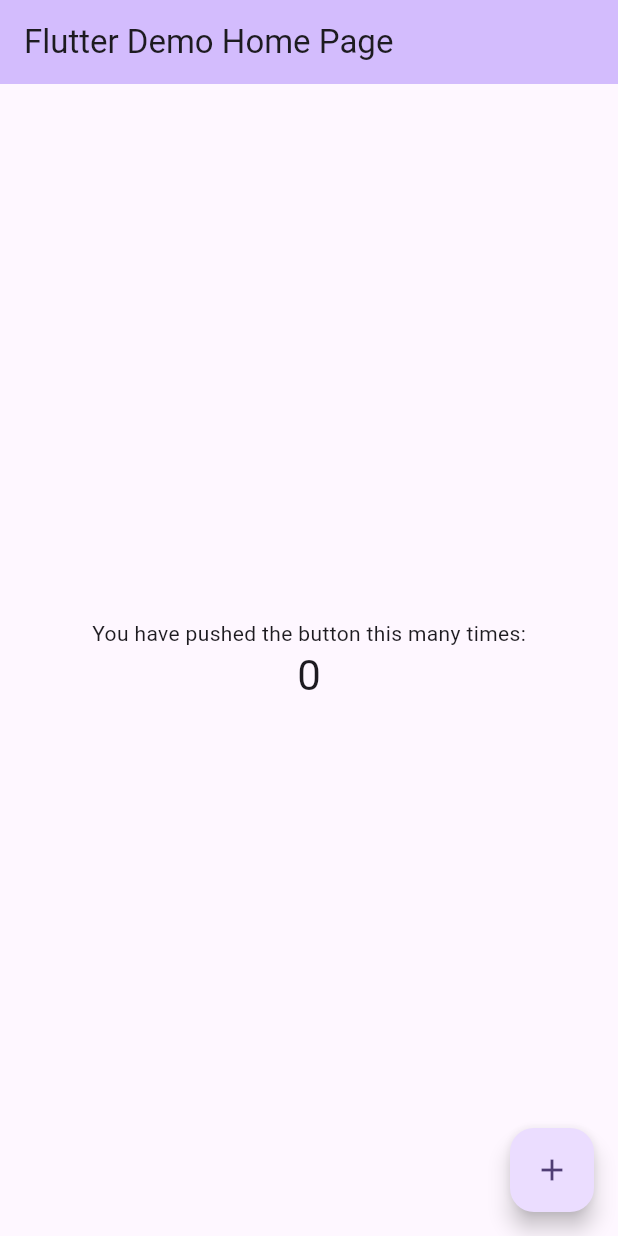
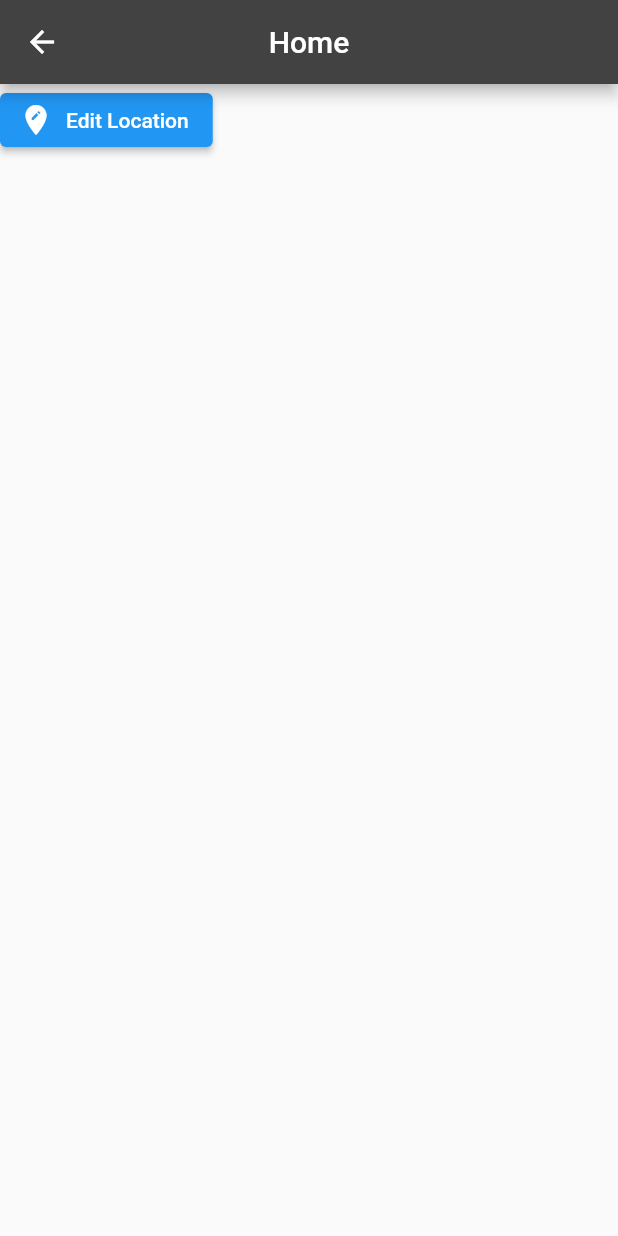
Before and after one commit to WeiBoHaung/FlutterLearn, a Flutter app: the screen it shows after launch, on a phone screen of 412 x 824 dp. Run offline on Flutter 3.47's test engine with Material 2 defaults, Android fonts, the phone set to English and light mode, and no system bars.

Commit message:
第一次上傳

```diff
--- a/lib/main.dart
+++ b/lib/main.dart
@@ -1,125 +1,15 @@
 import 'package:flutter/material.dart';
+import 'package:flutter_learn/pages/home.dart';
+import 'package:flutter_learn/pages/choose_location.dart';
+import 'package:flutter_learn/pages/loading.dart';
 
 void main() {
-  runApp(const MyApp());
+  runApp(MaterialApp(
+    initialRoute: '/home',
+    routes: {
+      '/': (context) => Loading(),
+      '/home': (context) => Home(),
+      '/location': (context) => Choose_Location(),
+    },
+  ));
 }
-
-class MyApp extends StatelessWidget {
-  const MyApp({super.key});
-
-  // This widget is the root of your application.
-  @override
-  Widget build(BuildContext context) {
-    return MaterialApp(
-      title: 'Flutter Demo',
-      theme: ThemeData(
-        // This is the theme of your application.
-        //
-        // TRY THIS: Try running your application with "flutter run". You'll see
-        // the application has a blue toolbar. Then, without quitting the app,
-        // try changing the seedColor in the colorScheme below to Colors.green
-        // and then invoke "hot reload" (save your changes or press the "hot
-        // reload" button in a Flutter-supported IDE, or press "r" if you used
-        // the command line to start the app).
-        //
-        // Notice that the counter didn't reset back to zero; the application
-        // state is not lost during the reload. To reset the state, use hot
-        // restart instead.
-        //
-        // This works for code too, not just values: Most code changes can be
-        // tested with just a hot reload.
-        colorScheme: ColorScheme.fromSeed(seedColor: Colors.deepPurple),
-        useMaterial3: true,
-      ),
-      home: const MyHomePage(title: 'Flutter Demo Home Page'),
-    );
-  }
-}
-
-class MyHomePage extends StatefulWidget {
-  const MyHomePage({super.key, required this.title});
-
-  // This widget is the home page of your application. It is stateful, meaning
-  // that it has a State object (defined below) that contains fields that affect
-  // how it looks.
-
-  // This class is the configuration for the state. It holds the values (in this
-  // case the title) provided by the parent (in this case the App widget) and
-  // used by the build method of the State. Fields in a Widget subclass are
-  // always marked "final".
-
-  final String title;
-
-  @override
-  State<MyHomePage> createState() => _MyHomePageState();
-}
-
-class _MyHomePageState extends State<MyHomePage> {
-  int _counter = 0;
-
-  void _incrementCounter() {
-    setState(() {
-      // This call to setState tells the Flutter framework that something has
-      // changed in this State, which causes it to rerun the build method below
-      // so that the display can reflect the updated values. If we changed
-      // _counter without calling setState(), then the build method would not be
-      // called again, and so nothing would appear to happen.
-      _counter++;
-    });
-  }
-
-  @override
-  Widget build(BuildContext context) {
-    // This method is rerun every time setState is called, for instance as done
-    // by the _incrementCounter method above.
-    //
-    // The Flutter framework has been optimized to make rerunning build methods
-    // fast, so that you can just rebuild anything that needs updating rather
-    // than having to individually change instances of widgets.
-    return Scaffold(
-      appBar: AppBar(
-        // TRY THIS: Try changing the color here to a specific color (to
-        // Colors.amber, perhaps?) and trigger a hot reload to see the AppBar
-        // change color while the other colors stay the same.
-        backgroundColor: Theme.of(context).colorScheme.inversePrimary,
-        // Here we take the value from the MyHomePage object that was created by
-        // the App.build method, and use it to set our appbar title.
-        title: Text(widget.title),
-      ),
-      body: Center(
-        // Center is a layout widget. It takes a single child and positions it
-        // in the middle of the parent.
-        child: Column(
-          // Column is also a layout widget. It takes a list of children and
-          // arranges them vertically. By default, it sizes itself to fit its
-          // children horizontally, and tries to be as tall as its parent.
-          //
-          // Column has various properties to control how it sizes itself and
-          // how it positions its children. Here we use mainAxisAlignment to
-          // center the children vertically; the main axis here is the vertical
-          // axis because Columns are vertical (the cross axis would be
-          // horizontal).
-          //
-          // TRY THIS: Invoke "debug painting" (choose the "Toggle Debug Paint"
-          // action in the IDE, or press "p" in the console), to see the
-          // wireframe for each widget.
-          mainAxisAlignment: MainAxisAlignment.center,
-          children: <Widget>[
-            const Text(
-              'You have pushed the button this many times:',
-            ),
-            Text(
-              '$_counter',
-              style: Theme.of(context).textTheme.headlineMedium,
-            ),
-          ],
-        ),
-      ),
-      floatingActionButton: FloatingActionButton(
-        onPressed: _incrementCounter,
-        tooltip: 'Increment',
-        child: const Icon(Icons.add),
-      ), // This trailing comma makes auto-formatting nicer for build methods.
-    );
-  }
-}
--- /dev/null
+++ b/lib/pages/home.dart
@@ -0,0 +1,32 @@
+import 'package:flutter/material.dart';
+
+class Home extends StatefulWidget {
+  const Home({super.key});
+
+  @override
+  State<Home> createState() => _HomeState();
+}
+
+class _HomeState extends State<Home> {
+  @override
+  Widget build(BuildContext context) {
+    return Scaffold(
+      appBar: AppBar(
+        backgroundColor: Colors.grey[800],
+        title: Text("Home"),
+        centerTitle: true,
+      ),
+      body: SafeArea(
+          child: Column(
+        children: [
+          ElevatedButton.icon(
+              onPressed: () {
+                Navigator.pushNamed(context, '/location');
+              },
+              icon: Icon(Icons.edit_location),
+              label: Text("Edit Location")),
+        ],
+      )),
+    );
+  }
+}
```
Also changed, not shown: lib/pages/choose_location.dart (added, +50 -0 lines), lib/pages/loading.dart (added, +14 -0 lines), 2 other files.
